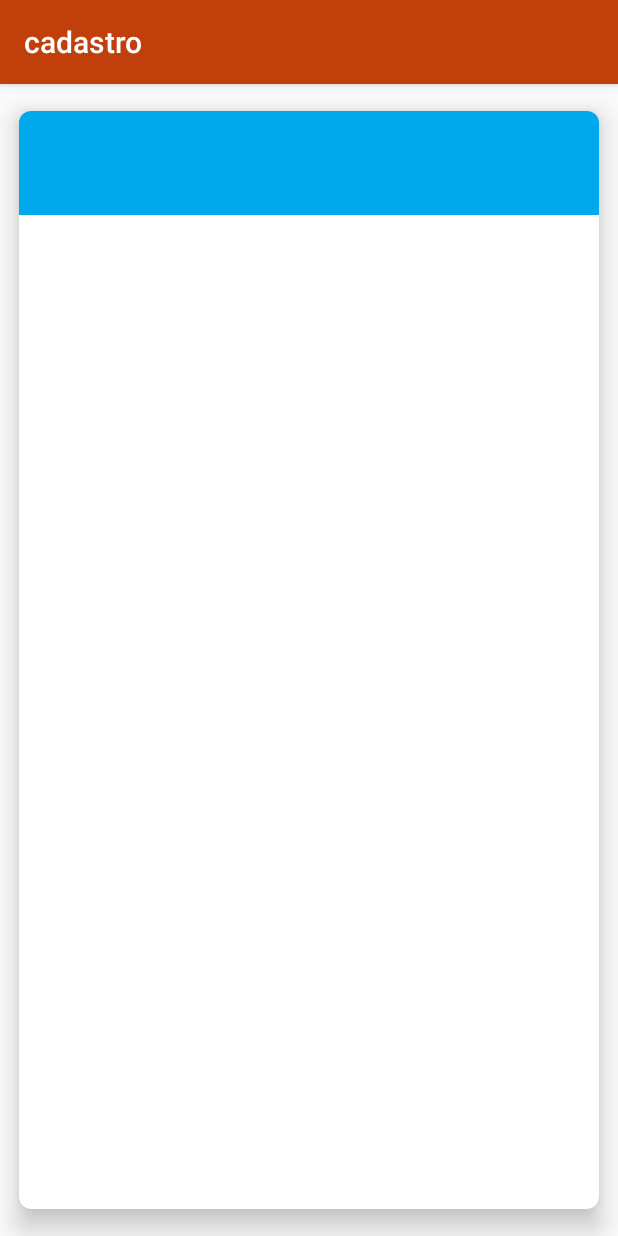
After one commit to heitorganzeli/android-student-manager, an Android app: the fragment ExamDetailFragment placed in its activity, on a phone screen of 412 x 824 dp. The commit adds this screen. Run offline under Robolectric (Android 15) with nearby library versions, the phone set to English and light mode, and no system bars.

Commit message:
add orientation-based behaviour

```diff
--- a/app/src/main/java/br/com/caelum/cadastro/activity/ExamsActivity.java
+++ b/app/src/main/java/br/com/caelum/cadastro/activity/ExamsActivity.java
@@ -1,7 +1,7 @@
 package br.com.caelum.cadastro.activity;
 
 import android.os.Bundle;
-import android.os.PersistableBundle;
+
 import android.support.annotation.Nullable;
 import android.support.v4.app.FragmentManager;
 import android.support.v4.app.FragmentTransaction;
@@ -9,6 +9,7 @@ import android.support.v7.app.AppCompatActivity;
 import android.util.Log;
 
 import br.com.caelum.cadastro.R;
+import br.com.caelum.cadastro.fragment.ExamDetailFragment;
 import br.com.caelum.cadastro.fragment.ExamsFragment;
 
 public class ExamsActivity extends AppCompatActivity {
@@ -22,9 +23,18 @@ public class ExamsActivity extends AppCompatActivity {
         FragmentTransaction transaction = fragmentManager.beginTransaction();
         Log.e("inflate", "transaction");
 
-        transaction.replace(R.id.exams_activity_frame, new ExamsFragment());
+        if(isLand()) {
+            transaction.replace(R.id.exams_activity_frame_left, new ExamsFragment());
+            transaction.replace(R.id.exams_activity_frame_right, new ExamDetailFragment());
+        }else {
+            transaction.replace(R.id.exams_activity_frame, new ExamsFragment());
+        }
 
         transaction.commit();
 
     }
+
+    private boolean isLand() {
+        return getResources().getBoolean(R.bool.isLand);
+    }
 }
--- /dev/null
+++ b/app/src/main/java/br/com/caelum/cadastro/fragment/ExamDetailFragment.java
@@ -0,0 +1,22 @@
+package br.com.caelum.cadastro.fragment;
+
+import android.os.Bundle;
+import android.support.annotation.NonNull;
+import android.support.annotation.Nullable;
+import android.support.v4.app.Fragment;
+import android.view.LayoutInflater;
+import android.view.View;
+import android.view.ViewGroup;
+
+import br.com.caelum.cadastro.R;
+
+public class ExamDetailFragment extends Fragment {
+
+    @Nullable
+    @Override
+    public View onCreateView(@NonNull LayoutInflater inflater, @Nullable ViewGroup container, @Nullable Bundle savedInstanceState) {
+        View detail = inflater.inflate(R.layout.fragment_exam_detail, container, false);
+
+        return detail;
+    }
+}
--- a/app/src/main/java/br/com/caelum/cadastro/model/Exam.java
+++ b/app/src/main/java/br/com/caelum/cadastro/model/Exam.java
@@ -6,6 +6,7 @@ public class Exam {
 
     private Date date;
     private String subject;
+    private String description;
 
     public Exam(Date date, String suject) {
         this.date = date;
@@ -29,6 +30,14 @@ public class Exam {
         this.subject = subject;
     }
 
+    public String getDescription() {
+        return description;
+    }
+
+    public void setDescription(String description) {
+        this.description = description;
+    }
+
     @Override
     public String toString() {
         return "Exam{" +
--- /dev/null
+++ b/app/src/main/res/layout-land/exams_activity.xml
@@ -0,0 +1,17 @@
+<?xml version="1.0" encoding="utf-8"?>
+<LinearLayout xmlns:android="http://schemas.android.com/apk/res/android"
+    android:orientation="horizontal" android:layout_width="match_parent"
+    android:layout_height="match_parent">
+
+    <FrameLayout
+        android:id="@+id/exams_activity_frame_left"
+        android:layout_width="0dp"
+        android:layout_weight="1"
+        android:layout_height="match_parent"
+        />
+    <FrameLayout
+        android:id="@+id/exams_activity_frame_right"
+        android:layout_width="0dp"
+        android:layout_weight="2"
+        android:layout_height="match_parent" />
+</LinearLayout>
--- /dev/null
+++ b/app/src/main/res/layout/fragment_exam_detail.xml
@@ -0,0 +1,46 @@
+<?xml version="1.0" encoding="utf-8"?>
+<android.support.v7.widget.CardView
+    xmlns:android="http://schemas.android.com/apk/res/android"
+    xmlns:card_view="http://schemas.android.com/apk/res-auto"
+    android:layout_width="match_parent"
+    android:layout_height="match_parent"
+    android:layout_gravity="center"
+    card_view:cardCornerRadius="8dp"
+    card_view:cardElevation="10dp"
+    card_view:cardUseCompatPadding="true">
+
+    <TableLayout
+        android:layout_width="match_parent"
+        android:layout_height="match_parent">
+
+        <TableRow
+            android:background="#00A8EC"
+            android:padding="20dp">
+
+            <TextView
+                android:id="@+id/exam_detail_subject"
+                android:layout_width="match_parent"
+                android:layout_height="wrap_content"
+                android:layout_weight="1"
+                android:gravity="center"
+                android:textColor="#FFF"
+                android:textSize="22sp" />
+
+            <TextView
+                android:id="@+id/exam_detail_date"
+                android:layout_width="match_parent"
+                android:layout_height="wrap_content"
+                android:layout_weight="1"
+                android:gravity="center"
+                android:textColor="#FFF" />
+
+        </TableRow>
+
+        <ListView
+            android:id="@+id/exam_detail_description"
+            android:layout_width="match_parent"
+            android:layout_height="match_parent" />
+
+    </TableLayout>
+
+</android.support.v7.widget.CardView>
--- a/app/src/main/res/layout/fragment_exams_list.xml
+++ b/app/src/main/res/layout/fragment_exams_list.xml
@@ -3,8 +3,7 @@
     xmlns:android="http://schemas.android.com/apk/res/android"
     android:layout_width="match_parent"
     android:layout_height="match_parent"
-    android:layout_margin="15dp"
-    android:elevation="30dp">
+    android:layout_margin="15dp">
 
     <ListView
         android:id="@+id/fragment_exams_list"
--- /dev/null
+++ b/app/src/main/res/values-land/bools.xml
@@ -0,0 +1,4 @@
+<?xml version="1.0" encoding="utf-8"?>
+<resources>
+    <bool name="isLand">true</bool>
+</resources>
--- /dev/null
+++ b/app/src/main/res/values/bools.xml
@@ -0,0 +1,4 @@
+<?xml version="1.0" encoding="utf-8"?>
+<resources>
+    <bool name="isLand">false</bool>
+</resources>
```
